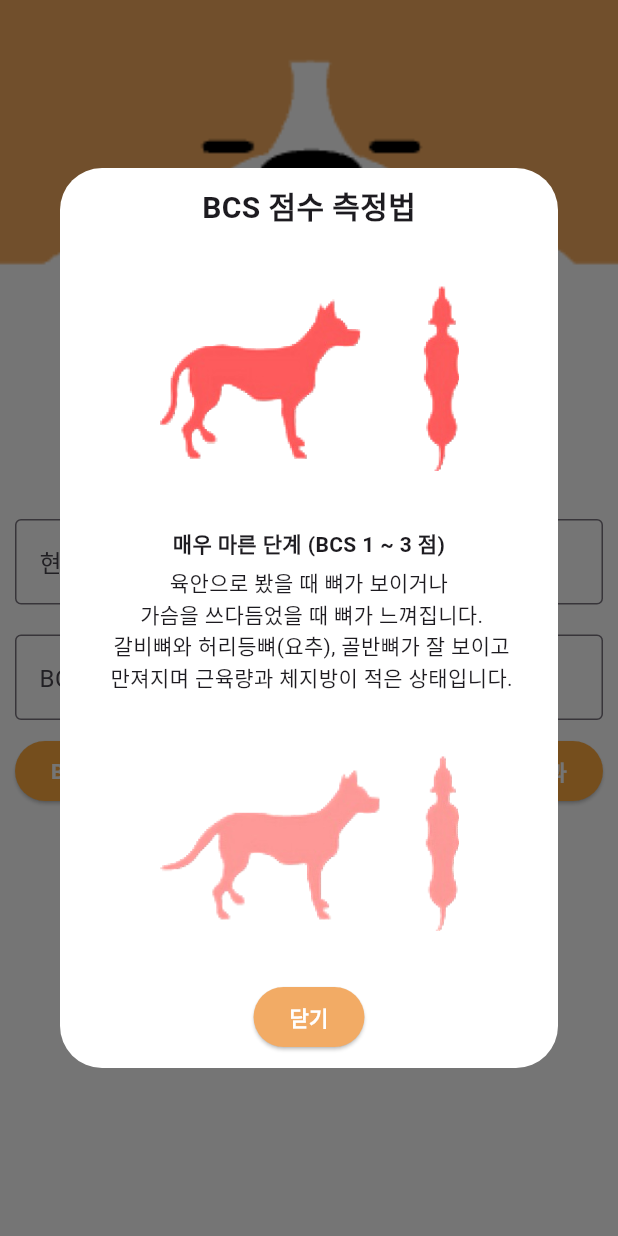
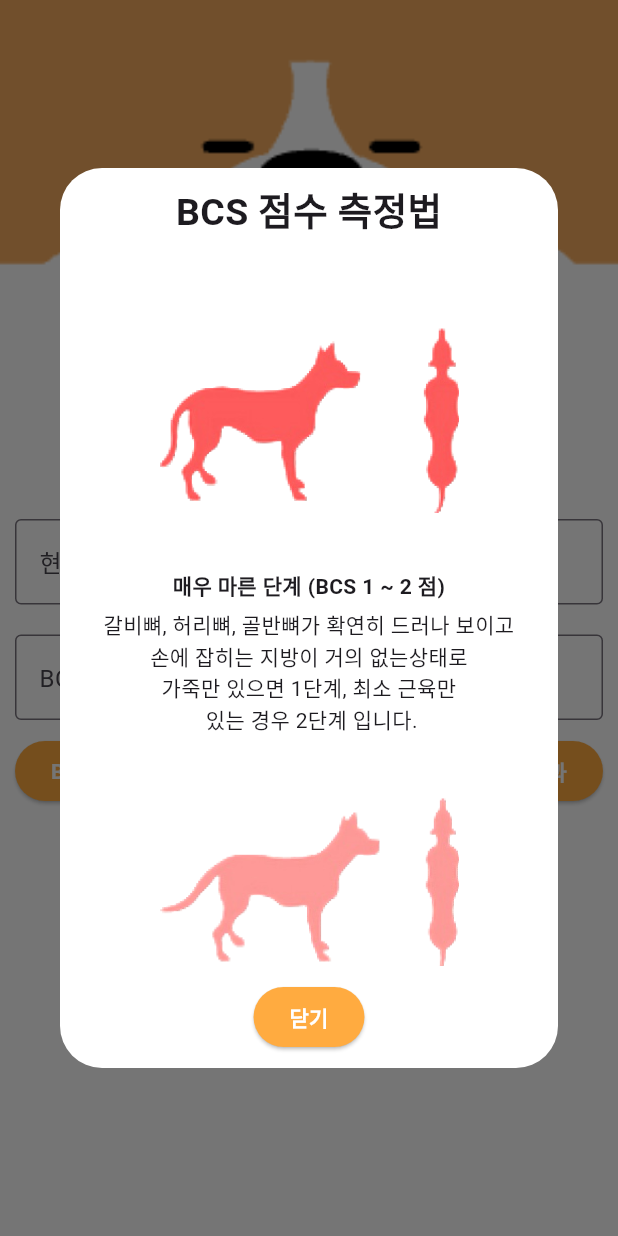
Before and after one commit to HACCP92/bmi_calculator, a Flutter app: the screen it shows after launch, after a tap on "BCS 점수 측정법", on a phone screen of 412 x 824 dp. Run offline on Flutter 3.47's test engine with Material 2 defaults, Android fonts, the phone set to English and light mode, and no system bars; our stand-ins replace go_router, lottie, shared_preferences.

Commit message:
ADD : 모달창 ui 수정완료

```diff
--- a/lib/presentation/main/main_screen.dart
+++ b/lib/presentation/main/main_screen.dart
@@ -18,7 +18,10 @@ class _MainScreenState extends State<MainScreen> {
   Widget _buildImageWithText({
     required String imageAsset,
     required String scoreText,
-    required String scoreDescription,
+    required String scoreDescription1,
+    required String scoreDescription2,
+    required String scoreDescription3,
+    required String scoreDescription4,
   }) {
     return Column(
       children: [
@@ -34,7 +37,22 @@ class _MainScreenState extends State<MainScreen> {
         ),
         const SizedBox(height: 5),
         Text(
-          scoreDescription,
+          scoreDescription1,
+          textAlign: TextAlign.center,
+          style: const TextStyle(fontWeight: FontWeight.normal),
+        ),
+        Text(
+          scoreDescription2,
+          textAlign: TextAlign.center,
+          style: const TextStyle(fontWeight: FontWeight.normal),
+        ),
+        Text(
+          scoreDescription3,
+          textAlign: TextAlign.center,
+          style: const TextStyle(fontWeight: FontWeight.normal),
+        ),
+        Text(
+          scoreDescription4,
           textAlign: TextAlign.center,
           style: const TextStyle(fontWeight: FontWeight.normal),
         ),
@@ -198,10 +216,11 @@ class _MainScreenState extends State<MainScreen> {
                                       const Text(
                                         'BCS 점수 측정법',
                                         style: TextStyle(
-                                          fontSize: 20,
+                                          fontSize: 25,
                                           fontWeight: FontWeight.bold,
                                         ),
                                       ),
+                                      const SizedBox(height: 20),
                                       Expanded(
                                         child: ListView(
                                           children: [
@@ -209,37 +228,67 @@ class _MainScreenState extends State<MainScreen> {
                                               imageAsset:
                                                   'assets/dog_image1_rate.png',
                                               scoreText:
-                                                  '매우 마른 단계 (BCS 1 ~ 3 점)',
-                                              scoreDescription:
-                                                  '육안으로 봤을 때 뼈가 보이거나 \n 가슴을 쓰다듬었을 때 뼈가 느껴집니다. \n 갈비뼈와 허리등뼈(요추), 골반뼈가 잘 보이고 \n 만져지며 근육량과 체지방이 적은 상태입니다.',
+                                                  '매우 마른 단계 (BCS 1 ~ 2 점)',
+                                              scoreDescription1:
+                                                  '갈비뼈, 허리뼈, 골반뼈가 확연히 드러나 보이고 ',
+                                              scoreDescription2:
+                                                  '손에 잡히는 지방이 거의 없는상태로 ',
+                                              scoreDescription3:
+                                                  '가죽만 있으면 1단계, 최소 근육만',
+                                              scoreDescription4:
+                                                  ' 있는 경우 2단계 입니다.',
                                             ),
                                             _buildImageWithText(
                                               imageAsset:
                                                   'assets/dog_image2_rate.png',
-                                              scoreText: '두번째 점수',
-                                              scoreDescription:
-                                                  ' 두번째 점수에 대한 설명글',
+                                              scoreText: '저체중 단계 (BCS 3 점)',
+                                              scoreDescription1:
+                                                  '갈비뼈가 쉽게 만져지고 지방이',
+                                              scoreDescription2:
+                                                  '매우 적은 상태입니다. 갈비뼈 뒤로 ',
+                                              scoreDescription3:
+                                                  '허리가 확실히 구분되며 허리와 골반',
+                                              scoreDescription4:
+                                                  '부분에 지방조직이 약간 있는 상태입니다. ',
                                             ),
                                             _buildImageWithText(
                                               imageAsset:
                                                   'assets/dog_image3_rate.png',
-                                              scoreText: '첫 번째 점수',
-                                              scoreDescription:
-                                                  '첫 번째 점수에 대한 설명글',
+                                              scoreText:
+                                                  '이상적인 단계 (BCS 4 ~ 5 점)',
+                                              scoreDescription1:
+                                                  '갈비뼈가 보이지는 않지만 살짝 만졌을떄',
+                                              scoreDescription2:
+                                                  '만져지는 상태로 위에서 봤을떄 허리를',
+                                              scoreDescription3:
+                                                  '확인 할 수 있습니다. 강아지는 옆으로',
+                                              scoreDescription4:
+                                                  '배 부분이 쏙 들어가있으면 정상입니다.',
                                             ),
                                             _buildImageWithText(
                                               imageAsset:
                                                   'assets/dog_image4_rate.png',
-                                              scoreText: '첫 번째 점수',
-                                              scoreDescription:
-                                                  '첫 번째 점수에 대한 설명글',
+                                              scoreText: '과체중 단계 (BCS 6 ~ 7 점)',
+                                              scoreDescription1:
+                                                  '갈비뼈가 잘 만져지지 않고',
+                                              scoreDescription2:
+                                                  '허리라인이 거의 보이지 않으며',
+                                              scoreDescription3:
+                                                  '배가 살짝 동근 상태로 관리를',
+                                              scoreDescription4:
+                                                  '해주지 않으면 비만으로 이어집니다.',
                                             ),
                                             _buildImageWithText(
                                               imageAsset:
                                                   'assets/dog_image5_rate.png',
-                                              scoreText: '첫 번째 점수',
-                                              scoreDescription:
-                                                  '첫 번째 점수에 대한 설명글',
+                                              scoreText: '비만 단계 (BCS 8 ~ 9 점)',
+                                              scoreDescription1:
+                                                  '손에 힘을 주고 만져야 갈비뼈가 만져지는',
+                                              scoreDescription2:
+                                                  '상태로 위에서, 옆에서 봤을때 허리가 ',
+                                              scoreDescription3:
+                                                  '없는 상태입니다. 사지에도 지방이 축적되어',
+                                              scoreDescription4: '복부 팽창이 있습니다.',
                                             ),
                                           ],
                                         ),
@@ -250,8 +299,7 @@ class _MainScreenState extends State<MainScreen> {
                                           Navigator.of(context).pop();
                                         },
                                         style: ElevatedButton.styleFrom(
-                                          backgroundColor:
-                                              const Color(0xFFF2AB65),
+                                          backgroundColor: Colors.orangeAccent,
                                           //
                                         ),
                                         child: const Text(
```
